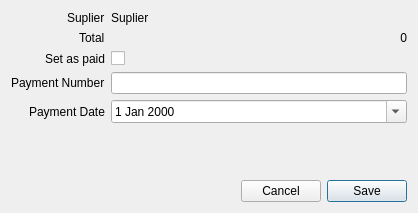
Old version of the form libgui/purchase/purchasepaymentdialog.ui in the repository apinprastya/sultan.
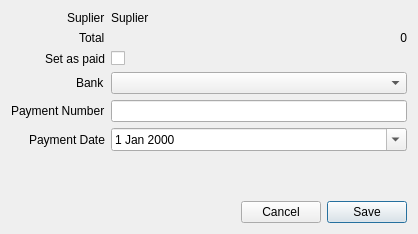
New version of the form.

Patch:
```diff
--- a/libgui/purchase/purchasepaymentdialog.ui
+++ b/libgui/purchase/purchasepaymentdialog.ui
@@ -7,7 +7,7 @@
     <x>0</x>
     <y>0</y>
     <width>418</width>
-    <height>213</height>
+    <height>234</height>
    </rect>
   </property>
   <property name="windowTitle">
@@ -57,24 +57,24 @@
        </property>
       </widget>
      </item>
-     <item row="3" column="0">
+     <item row="4" column="0">
       <widget class="QLabel" name="label_3">
        <property name="text">
         <string>Payment Number</string>
        </property>
       </widget>
      </item>
-     <item row="3" column="1">
+     <item row="4" column="1">
       <widget class="QLineEdit" name="linePayment"/>
      </item>
-     <item row="4" column="0">
+     <item row="5" column="0">
       <widget class="QLabel" name="label_4">
        <property name="text">
         <string>Payment Date</string>
        </property>
       </widget>
      </item>
-     <item row="4" column="1">
+     <item row="5" column="1">
       <widget class="QDateEdit" name="datePayment">
        <property name="calendarPopup">
         <bool>true</bool>
@@ -88,6 +88,16 @@
        </property>
       </widget>
      </item>
+     <item row="3" column="0">
+      <widget class="QLabel" name="label_6">
+       <property name="text">
+        <string>Bank</string>
+       </property>
+      </widget>
+     </item>
+     <item row="3" column="1">
+      <widget class="QComboBox" name="comboBank"/>
+     </item>
     </layout>
    </item>
    <item>
```
Left out of the diff: 1 changed line with no effect on the pictures.
